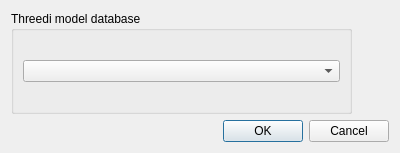
This is tool_commands/schematisation_checker/view.ui in nens/threedi-results-analysis as Qt 5 draws it before an edit. The edited form follows.
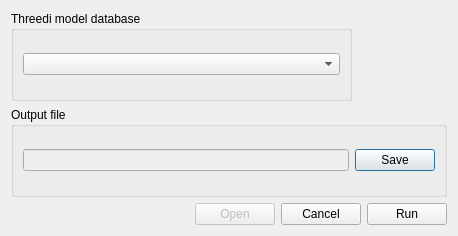
This is the edited form.

Patch:
```diff
--- a/tool_commands/schematisation_checker/view.ui
+++ b/tool_commands/schematisation_checker/view.ui
@@ -6,8 +6,8 @@
    <rect>
     <x>0</x>
     <y>0</y>
-    <width>400</width>
-    <height>153</height>
+    <width>458</width>
+    <height>236</height>
    </rect>
   </property>
   <property name="windowTitle">
@@ -33,15 +33,100 @@
     </widget>
    </item>
    <item>
-    <widget class="QDialogButtonBox" name="buttonBox">
-     <property name="orientation">
-      <enum>Qt::Horizontal</enum>
+    <widget class="QGroupBox" name="outputFileBox">
+     <property name="title">
+      <string>Output file</string>
      </property>
-     <property name="standardButtons">
-      <set>QDialogButtonBox::Cancel|QDialogButtonBox::Ok</set>
-     </property>
+     <layout class="QHBoxLayout" name="horizontalLayout_2">
+      <item>
+       <layout class="QHBoxLayout" name="horizontalLayout">
+        <item>
+         <widget class="QLineEdit" name="save_file_location_display">
+          <property name="enabled">
+           <bool>false</bool>
+          </property>
+         </widget>
+        </item>
+        <item>
+         <widget class="QPushButton" name="save_file_location_button">
+          <property name="text">
+           <string>Save</string>
+          </property>
+         </widget>
+        </item>
+       </layout>
+      </item>
+     </layout>
     </widget>
    </item>
+   <item>
+    <layout class="QHBoxLayout" name="horizontalLayout_control_buttons">
+     <item>
+      <spacer name="horizontalSpacer">
+       <property name="orientation">
+        <enum>Qt::Horizontal</enum>
+       </property>
+       <property name="sizeHint" stdset="0">
+        <size>
+         <width>40</width>
+         <height>20</height>
+        </size>
+       </property>
+      </spacer>
+     </item>
+     <item>
+      <widget class="QPushButton" name="open_result_button">
+       <property name="enabled">
+        <bool>false</bool>
+       </property>
+       <property name="sizePolicy">
+        <sizepolicy hsizetype="Fixed" vsizetype="Fixed">
+         <horstretch>0</horstretch>
+         <verstretch>0</verstretch>
+        </sizepolicy>
+       </property>
+       <property name="text">
+        <string>Open</string>
+       </property>
+       <property name="iconSize">
+        <size>
+         <width>16</width>
+         <height>16</height>
+        </size>
+       </property>
+      </widget>
+     </item>
+     <item>
+      <widget class="QPushButton" name="cancel_button">
+       <property name="sizePolicy">
+        <sizepolicy hsizetype="Fixed" vsizetype="Fixed">
+         <horstretch>0</horstretch>
+         <verstretch>0</verstretch>
+        </sizepolicy>
+       </property>
+       <property name="text">
+        <string>Cancel</string>
+       </property>
+      </widget>
+     </item>
+     <item>
+      <widget class="QPushButton" name="run_button">
+       <property name="sizePolicy">
+        <sizepolicy hsizetype="Fixed" vsizetype="Fixed">
+         <horstretch>0</horstretch>
+         <verstretch>0</verstretch>
+        </sizepolicy>
+       </property>
+       <property name="layoutDirection">
+        <enum>Qt::LeftToRight</enum>
+       </property>
+       <property name="text">
+        <string>Run</string>
+       </property>
+      </widget>
+     </item>
+    </layout>
+   </item>
   </layout>
  </widget>
  <resources/>
```
Left out of the diff: 41 changed lines with no effect on the pictures.
